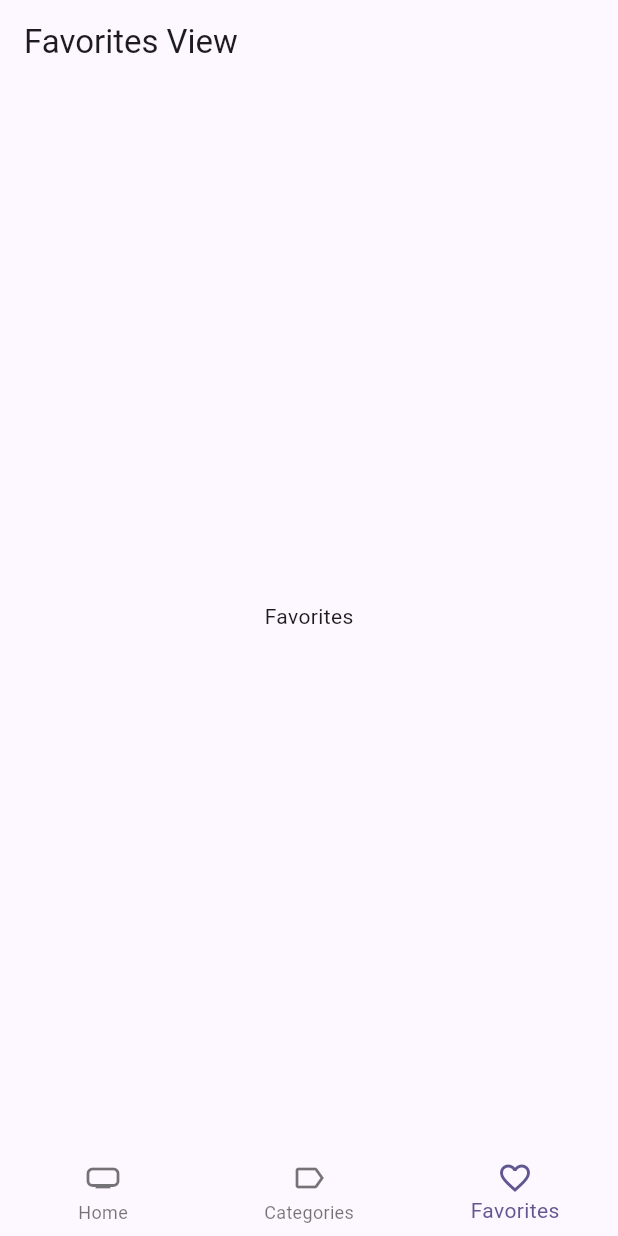
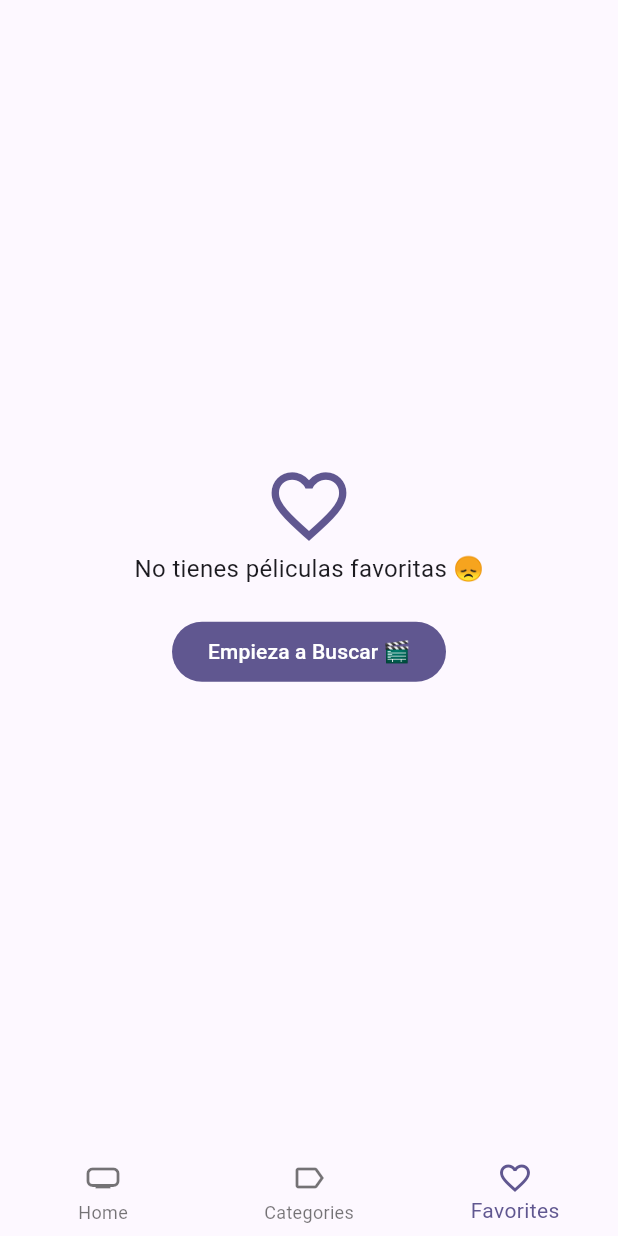
Before and after one commit to mattii95/movie-app, a Flutter app: the screen it shows after launch, item 3 of the bottom bar chosen, on a phone screen of 412 x 824 dp. Run offline on Flutter 3.47's test engine with Material 3 defaults, Android fonts, the phone set to English and light mode, and no system bars; our stand-ins replace animate_do, card_swiper, dio, flutter_dotenv, flutter_riverpod, go_router and 1 more; accounts and stored records are empty; generated files the repository leaves out were written again; network calls fail.

```diff
--- a/lib/infrastructure/models/moviedb/movie_details.dart
+++ b/lib/infrastructure/models/moviedb/movie_details.dart
@@ -57,7 +57,7 @@ class MovieDetails {
 
   factory MovieDetails.fromJson(Map<String, dynamic> json) => MovieDetails(
         adult: json["adult"],
-        backdropPath: json["backdrop_path"] ?? 0,
+        backdropPath: json["backdrop_path"] ?? '',
         belongsToCollection: json["belongs_to_collection"] == null
             ? null
             : BelongsToCollection.fromJson(json["belongs_to_collection"]),
@@ -143,7 +143,7 @@ class BelongsToCollection {
         id: json["id"],
         name: json["name"],
         posterPath: json["poster_path"],
-        backdropPath: json["backdrop_path"],
+        backdropPath: json["backdrop_path"] ?? '',
       );
 
   Map<String, dynamic> toJson() => {
--- /dev/null
+++ b/lib/presentation/providers/storage/local_storage_provider.dart
@@ -0,0 +1,6 @@
+import 'package:flutter_riverpod/flutter_riverpod.dart';
+import 'package:movie_app/infrastructure/datasources/isar_datasource.dart';
+import 'package:movie_app/infrastructure/repositories/local_storage_repository_impl.dart';
+
+final localStorageRepositoryProvider =
+    Provider((ref) => LocalStorageRepositoryImpl(datasource: IsarDatasource()));
--- a/lib/presentation/views/home_views/favorites_view.dart
+++ b/lib/presentation/views/home_views/favorites_view.dart
@@ -1,16 +1,73 @@
 import 'package:flutter/material.dart';
+import 'package:flutter_riverpod/flutter_riverpod.dart';
+import 'package:go_router/go_router.dart';
+import 'package:movie_app/presentation/providers/storage/favorite_movies_provider.dart';
+import 'package:movie_app/presentation/widgets/movies/movie_masonry.dart';
 
-class FavoritesView extends StatelessWidget {
+class FavoritesView extends ConsumerStatefulWidget {
   const FavoritesView({super.key});
 
   @override
+  FavoritesViewState createState() => FavoritesViewState();
+}
+
+class FavoritesViewState extends ConsumerState<FavoritesView> {
+  bool isLastPage = false;
+  bool isLoading = false;
+
+  @override
+  void initState() {
+    super.initState();
+    loadNextPage();
+  }
+
+  void loadNextPage() async {
+    if (isLoading || isLastPage) return;
+    isLoading = true;
+
+    final movies =
+        await ref.read(favoriteMoviesProvider.notifier).loadNextPage();
+    isLoading = false;
+
+    if (movies.isEmpty) {
+      isLastPage = true;
+    }
+  }
+
+  @override
   Widget build(BuildContext context) {
+    final favoriteMovies = ref.watch(favoriteMoviesProvider).values.toList();
+
+    if (favoriteMovies.isEmpty) {
+      final color = Theme.of(context).colorScheme;
+      return Center(
+        child: Column(
+          mainAxisAlignment: MainAxisAlignment.center,
+          crossAxisAlignment: CrossAxisAlignment.center,
+          children: [
+            Icon(
+              Icons.favorite_outline_sharp,
+              size: 60,
+              color: color.primary,
+            ),
+            const Text(
+              'No tienes péliculas favoritas 😞',
+              style: TextStyle(fontSize: 16),
+            ),
+            const SizedBox(height: 20),
+            FilledButton(
+              onPressed: () => context.go('/'),
+              child: const Text('Empieza a Buscar 🎬'),
+            ),
+          ],
+        ),
+      );
+    }
+
     return Scaffold(
-      appBar: AppBar(
-        title: const Text('Favorites View'),
-      ),
-      body: const Center(
-        child: Text('Favorites'),
+      body: MovieMasonry(
+        movies: favoriteMovies,
+        loadNextPage: loadNextPage,
       ),
     );
   }
--- a/lib/presentation/widgets/widgets.dart
+++ b/lib/presentation/widgets/widgets.dart
@@ -3,3 +3,6 @@ export 'movies/movies_slideshow.dart';
 export 'shared/custom_appbar.dart';
 export 'shared/custom_bottom_navigation.dart';
 export 'shared/full_screen_loader.dart';
+
+export 'movies/movie_masonry.dart';
+export 'movies/movie_poster_link.dart';
--- a/pubspec.yaml
+++ b/pubspec.yaml
@@ -14,13 +14,19 @@ dependencies:
     sdk: flutter
   flutter_dotenv: ^5.2.1
   flutter_riverpod: ^2.6.1
+  flutter_staggered_grid_view: ^0.7.0
   go_router: ^14.3.0
   intl: ^0.19.0
+  isar: ^3.1.0+1
+  isar_flutter_libs: ^3.1.0+1
+  path_provider: ^2.1.5
 
 dev_dependencies:
+  build_runner: 2.4.13
   flutter_lints: ^4.0.0
   flutter_test:
     sdk: flutter
+  isar_generator: ^3.1.0+1
 
 flutter:
   uses-material-design: true
```
Also changed, not shown: lib/domain/datasources/local_storage_datasource.dart (added, +7 -0 lines), lib/domain/entities/movie.dart (+7 -0 lines), lib/domain/repositories/local_storage_repository.dart (added, +7 -0 lines), lib/infrastructure/datasources/isar_datasource.dart (added, +56 -0 lines), lib/infrastructure/repositories/local_storage_repository_impl.dart (added, +24 -0 lines), lib/presentation/providers/providers.dart (+5 -4 lines), lib/presentation/providers/storage/favorite_movies_provider.dart (added, +67 -0 lines), lib/presentation/screens/movies/movie_screen.dart (+80 -19 lines), lib/presentation/widgets/movies/movie_masonry.dart (added, +66 -0 lines), lib/presentation/widgets/movies/movie_poster_link.dart (added, +27 -0 lines), lib/domain/entities/movie.g.dart (added), pubspec.lock, 11 other files.
